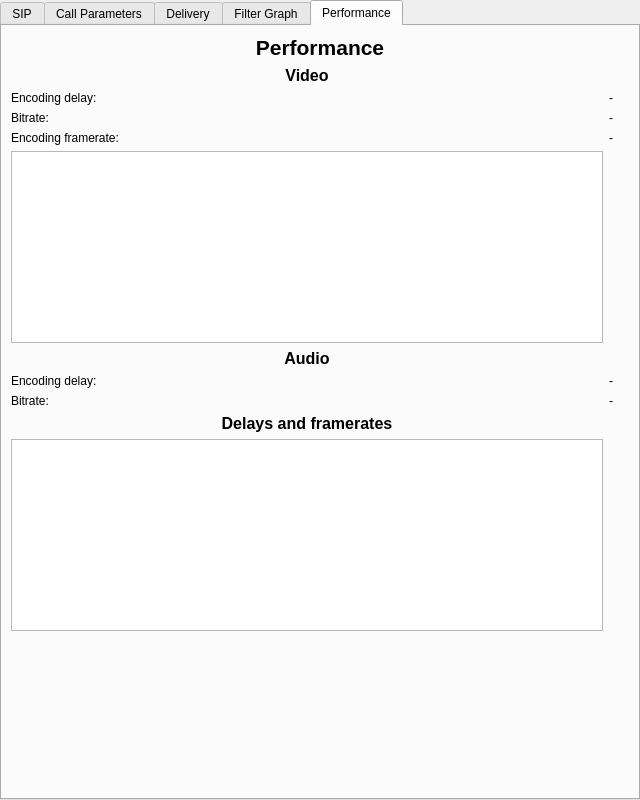
Old version of the form ui/statisticswindow.ui in the repository ultravideo/uvgComm.
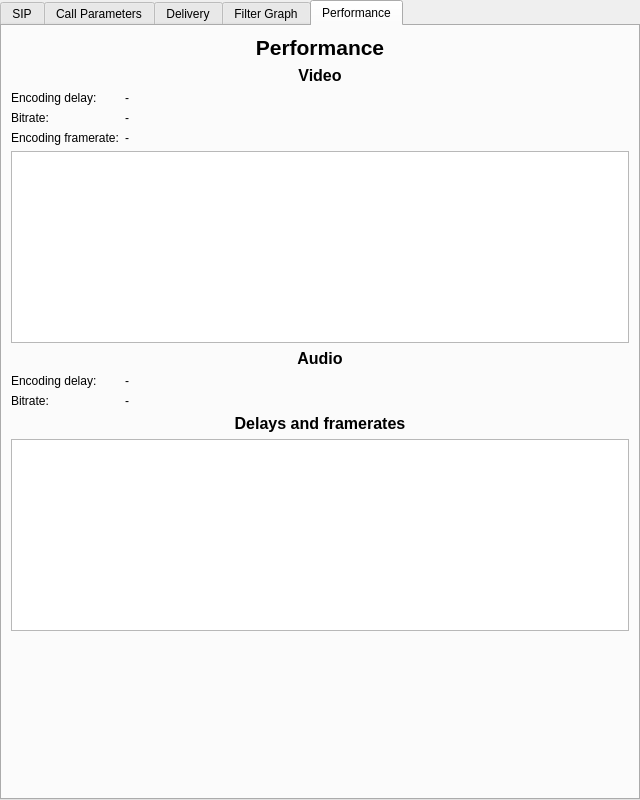
New version of the form. The open tabs and pages were chosen to show the change.

Commit message: feature(GUI): Improve the look of StatisticsWindow.

```diff
--- a/ui/statisticswindow.ui
+++ b/ui/statisticswindow.ui
@@ -458,23 +458,6 @@
        <string>Performance</string>
       </attribute>
       <layout class="QGridLayout" name="gridLayout_3">
-       <item row="9" column="0">
-        <widget class="QLabel" name="label_6">
-         <property name="font">
-          <font>
-           <pointsize>12</pointsize>
-           <weight>75</weight>
-           <bold>true</bold>
-          </font>
-         </property>
-         <property name="text">
-          <string>Delays and framerates</string>
-         </property>
-         <property name="alignment">
-          <set>Qt::AlignCenter</set>
-         </property>
-        </widget>
-       </item>
        <item row="3" column="0">
         <widget class="QLabel" name="video_bitrate">
          <property name="text">
@@ -509,9 +492,6 @@
          </property>
         </spacer>
        </item>
-       <item row="5" column="0">
-        <widget class="QGraphicsView" name="fps_graph"/>
-       </item>
        <item row="11" column="0">
         <spacer name="verticalSpacer">
          <property name="orientation">
@@ -534,28 +514,17 @@
        </item>
        <item row="2" column="1">
         <widget class="QLabel" name="encode_delay_value">
+         <property name="sizePolicy">
+          <sizepolicy hsizetype="Expanding" vsizetype="Preferred">
+           <horstretch>0</horstretch>
+           <verstretch>0</verstretch>
+          </sizepolicy>
+         </property>
          <property name="text">
           <string>-</string>
          </property>
         </widget>
        </item>
-       <item row="6" column="0">
-        <widget class="QLabel" name="audio">
-         <property name="font">
-          <font>
-           <pointsize>12</pointsize>
-           <weight>75</weight>
-           <bold>true</bold>
-          </font>
-         </property>
-         <property name="text">
-          <string>Audio</string>
-         </property>
-         <property name="alignment">
-          <set>Qt::AlignCenter</set>
-         </property>
-        </widget>
-       </item>
        <item row="8" column="1">
         <widget class="QLabel" name="audio_bitrate_value">
          <property name="text">
@@ -563,23 +532,6 @@
          </property>
         </widget>
        </item>
-       <item row="1" column="0">
-        <widget class="QLabel" name="video">
-         <property name="font">
-          <font>
-           <pointsize>12</pointsize>
-           <weight>75</weight>
-           <bold>true</bold>
-          </font>
-         </property>
-         <property name="text">
-          <string>Video</string>
-         </property>
-         <property name="alignment">
-          <set>Qt::AlignCenter</set>
-         </property>
-        </widget>
-       </item>
        <item row="8" column="0">
         <widget class="QLabel" name="audio_bitrate">
          <property name="text">
@@ -625,7 +577,61 @@
          </property>
         </widget>
        </item>
-       <item row="10" column="0">
+       <item row="1" column="0" colspan="2">
+        <widget class="QLabel" name="video">
+         <property name="font">
+          <font>
+           <pointsize>12</pointsize>
+           <weight>75</weight>
+           <bold>true</bold>
+          </font>
+         </property>
+         <property name="text">
+          <string>Video</string>
+         </property>
+         <property name="alignment">
+          <set>Qt::AlignCenter</set>
+         </property>
+        </widget>
+       </item>
+       <item row="6" column="0" colspan="2">
+        <widget class="QLabel" name="audio">
+         <property name="font">
+          <font>
+           <pointsize>12</pointsize>
+           <weight>75</weight>
+           <bold>true</bold>
+          </font>
+         </property>
+         <property name="text">
+          <string>Audio</string>
+         </property>
+         <property name="alignment">
+          <set>Qt::AlignCenter</set>
+         </property>
+        </widget>
+       </item>
+       <item row="9" column="0" colspan="2">
+        <widget class="QLabel" name="label_6">
+         <property name="font">
+          <font>
+           <pointsize>12</pointsize>
+           <weight>75</weight>
+           <bold>true</bold>
+          </font>
+         </property>
+         <property name="text">
+          <string>Delays and framerates</string>
+         </property>
+         <property name="alignment">
+          <set>Qt::AlignCenter</set>
+         </property>
+        </widget>
+       </item>
+       <item row="5" column="0" colspan="2">
+        <widget class="QGraphicsView" name="fps_graph"/>
+       </item>
+       <item row="10" column="0" colspan="2">
         <widget class="QTableWidget" name="performance_table"/>
        </item>
       </layout>
```
Left out of the diff: 97 changed lines with no effect on the pictures.
